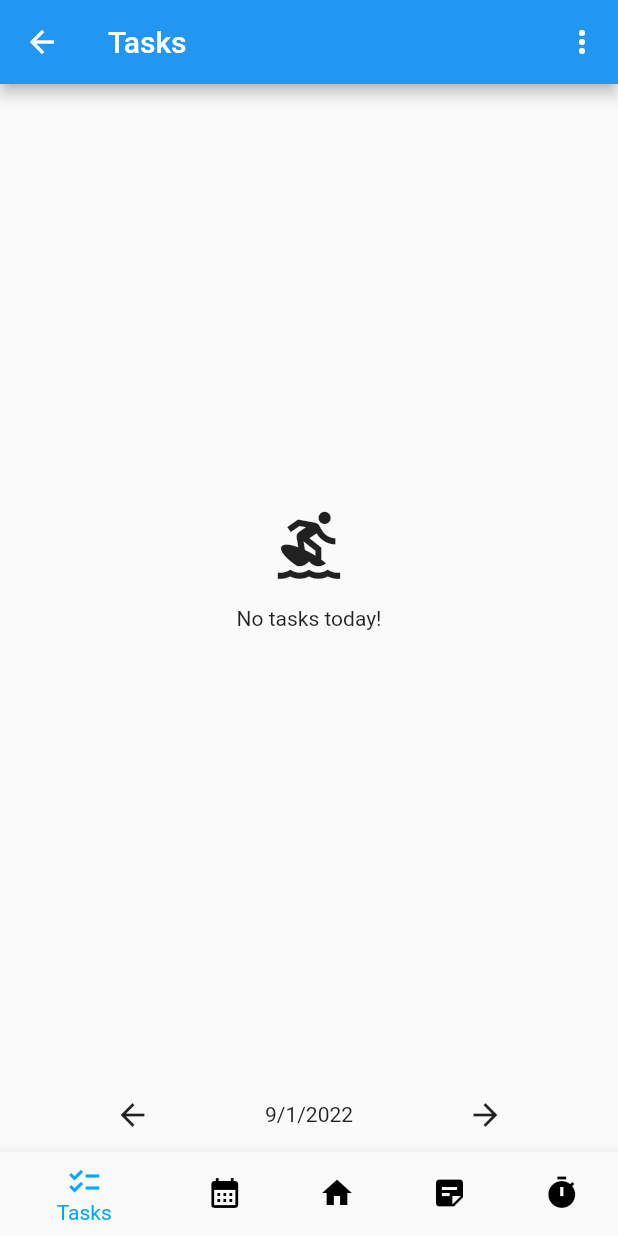
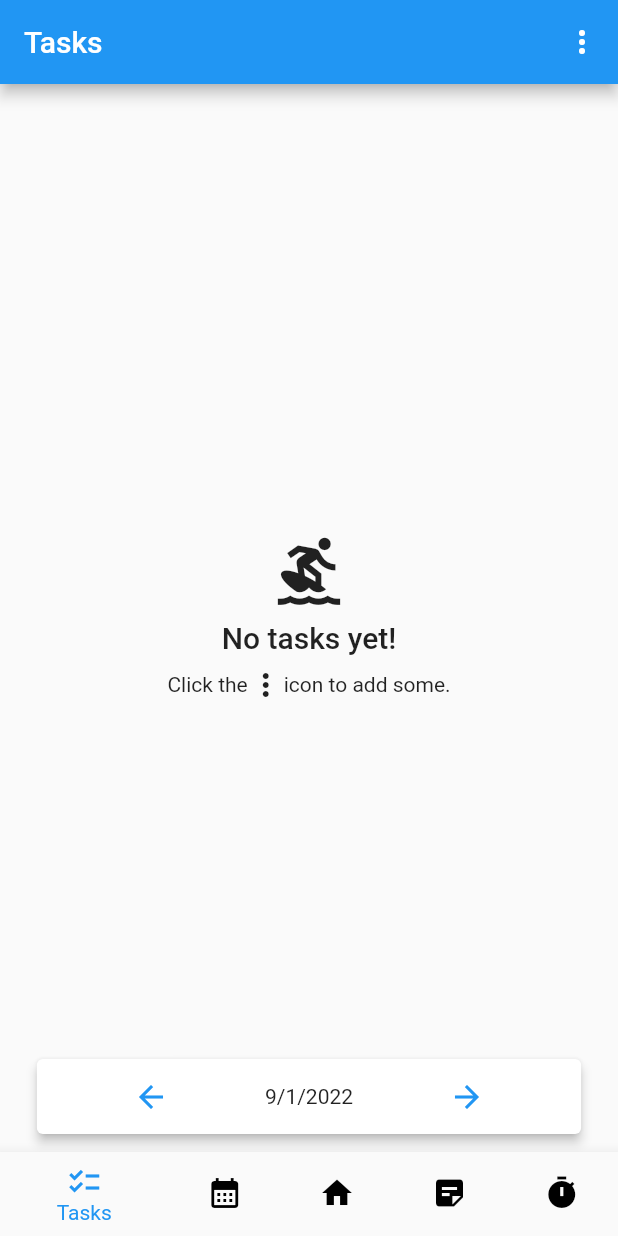
Before and after one commit to ClubiNew/Tempus, a Flutter app: the TasksScreen screen opened by its route, on a phone screen of 412 x 824 dp. Run offline on Flutter 3.47's test engine with Material 2 defaults, Android fonts, the phone set to English and light mode, and no system bars; our stand-ins replace cloud_firestore, firebase_auth, firebase_core, font_awesome_flutter, google_sign_in; missing offline and left inert: dart:html; accounts and stored records are empty.

Commit message:
styling improvements & bug fixes

```diff
--- a/lib/screens/tasks/tasks.dart
+++ b/lib/screens/tasks/tasks.dart
@@ -30,9 +30,12 @@ class _TasksScreenState extends State<TasksScreen> {
 
   @override
   Widget build(BuildContext context) {
+    ColorScheme colorScheme = Theme.of(context).colorScheme;
     return Scaffold(
       appBar: AppBar(
         title: const Text('Tasks'),
+        automaticallyImplyLeading: false,
+        centerTitle: false,
         actions: <Widget>[
           PopupMenuButton<MenuOption>(
             onSelected: (MenuOption option) {
@@ -88,9 +91,13 @@ class _TasksScreenState extends State<TasksScreen> {
           ),
         ],
       ),
-      body: Column(
-        children: [
-          Expanded(
+      body: SizedBox(
+        width: MediaQuery.of(context).size.width,
+        child: FloatingDateSelect(
+          onDateChanged: (date) => setState(() {
+            selectedDate = date;
+            tasksStream = tasksService.getTasks(date);
+          }),
           child: StreamBuilder<List<Task>>(
             stream: tasksStream,
             builder: (context, snapshot) => RequestBuilder<List<Task>>(
@@ -101,15 +108,32 @@ class _TasksScreenState extends State<TasksScreen> {
                 taskCount = tasks.length;
 
                 if (tasks.isEmpty) {
-                    return Column(
+                  return Center(
+                    child: Column(
                       mainAxisAlignment: MainAxisAlignment.center,
+                      crossAxisAlignment: CrossAxisAlignment.center,
+                      children: [
+                        const Padding(
+                          padding: EdgeInsets.all(8.0),
+                          child: Icon(Icons.surfing, size: 50),
+                        ),
+                        Text(
+                          'No tasks yet!',
+                          style: Theme.of(context).textTheme.headline6,
+                        ),
+                        Padding(
+                          padding: const EdgeInsets.all(8.0),
+                          child: Row(
+                            mainAxisSize: MainAxisSize.min,
                             children: const [
-                        Icon(Icons.surfing, size: 50),
-                        Padding(
-                          padding: EdgeInsets.all(16.0),
-                          child: Text("No tasks today!"),
+                              Text("Click the"),
+                              Icon(Icons.more_vert),
+                              Text("icon to add some."),
+                            ],
+                          ),
                         ),
                       ],
+                    ),
                   );
                 }
 
@@ -117,6 +141,8 @@ class _TasksScreenState extends State<TasksScreen> {
                   buildDefaultDragHandles: false,
                   onReorder: (int oldIndex, int newIndex) =>
                       tasksService.moveTask(tasks, oldIndex, newIndex),
+                  // add footer space to account for the date select
+                  footer: const SizedBox(height: 70),
                   children: tasks
                       .map(
                         (Task task) => TaskItem(
@@ -124,8 +150,7 @@ class _TasksScreenState extends State<TasksScreen> {
                           task: task,
                           showDeleteButton: showDeleteButtons,
                           onUpdate: () => tasksService.updateTask(task),
-                            onDelete: () =>
-                                tasksService.deleteTask(tasks, task),
+                          onDelete: () => tasksService.deleteTask(tasks, task),
                         ),
                       )
                       .toList(),
@@ -134,13 +159,6 @@ class _TasksScreenState extends State<TasksScreen> {
             ),
           ),
         ),
-          DateSelect(
-            onDateChanged: (date) => setState(() {
-              selectedDate = date;
-              tasksStream = tasksService.getTasks(date);
-            }),
-          ),
-        ],
       ),
       bottomNavigationBar: const Hero(
         tag: 'navbar',
--- a/lib/services/services.dart
+++ b/lib/services/services.dart
@@ -2,4 +2,3 @@ export 'auth.dart';
 export 'firestore/models.dart';
 export 'firestore/settings.dart';
 export 'firestore/tasks.dart';
-export 'theme.dart';
--- a/lib/services/theme.dart
+++ /dev/null
@@ -1,18 +0,0 @@
-import 'package:flutter/material.dart';
-import 'package:google_fonts/google_fonts.dart';
-// fontFamily: GoogleFonts.notoSans().fontFamily,
-
-ThemeData lightTheme = ThemeData.light();
-ThemeData darkTheme = ThemeData.dark();
-
-class ThemeService extends ChangeNotifier {
-  ThemeService(this._themeData);
-
-  ThemeData _themeData;
-  get getTheme => _themeData;
-
-  void setTheme(ThemeData theme) {
-    _themeData = theme;
-    notifyListeners();
-  }
-}
--- a/lib/shared/date.dart
+++ b/lib/shared/date.dart
@@ -24,14 +24,13 @@ class _DateSelectState extends State<DateSelect> {
   @override
   Widget build(BuildContext context) {
     return SizedBox(
-      width: MediaQuery.of(context).size.width,
       height: 50,
       child: Row(
         mainAxisAlignment: MainAxisAlignment.spaceEvenly,
         crossAxisAlignment: CrossAxisAlignment.center,
         children: [
-          IconButton(
-            icon: const Icon(Icons.arrow_back),
+          TextButton(
+            child: const Icon(Icons.arrow_back),
             onPressed: () {
               setDate(date.subtract(const Duration(days: 1)));
             },
@@ -40,8 +39,8 @@ class _DateSelectState extends State<DateSelect> {
             getDateString(date),
             textAlign: TextAlign.center,
           ),
-          IconButton(
-            icon: const Icon(Icons.arrow_forward),
+          TextButton(
+            child: const Icon(Icons.arrow_forward),
             onPressed: () {
               setDate(date.add(const Duration(days: 1)));
             },
@@ -51,3 +50,47 @@ class _DateSelectState extends State<DateSelect> {
     );
   }
 }
+
+class FloatingDateSelect extends StatelessWidget {
+  const FloatingDateSelect({
+    required this.onDateChanged,
+    required this.child,
+    this.elevation = 3,
+    this.width,
+    Key? key,
+  }) : super(key: key);
+
+  final void Function(DateTime date) onDateChanged;
+  final Widget child;
+  final double? width;
+  final double elevation;
+
+  @override
+  Widget build(BuildContext context) {
+    return Stack(
+      children: [
+        child,
+        Center(
+          child: Column(
+            mainAxisAlignment: MainAxisAlignment.end,
+            children: [
+              Container(
+                width: width ?? MediaQuery.of(context).size.width * 0.9,
+                constraints:
+                    width == null ? const BoxConstraints(maxWidth: 500) : null,
+                margin: const EdgeInsets.only(bottom: 8),
+                child: Card(
+                  elevation: elevation,
+                  clipBehavior: Clip.antiAlias,
+                  child: DateSelect(
+                    onDateChanged: onDateChanged,
+                  ),
+                ),
+              ),
+            ],
+          ),
+        ),
+      ],
+    );
+  }
+}
--- a/lib/shared/nav_bar.dart
+++ b/lib/shared/nav_bar.dart
@@ -10,7 +10,7 @@ class NavBar extends StatelessWidget {
     return BottomNavigationBarTheme(
       data: BottomNavigationBarThemeData(
         unselectedItemColor: colorScheme.inverseSurface,
-        selectedItemColor: Colors.lightBlue,
+        selectedItemColor: colorScheme.primary,
       ),
       child: BottomNavigationBar(
         currentIndex: currentIndex,
--- a/lib/shared/shared.dart
+++ b/lib/shared/shared.dart
@@ -1,3 +1,4 @@
 export 'date.dart';
 export 'loading.dart';
 export 'nav_bar.dart';
+export 'theme.dart';
--- /dev/null
+++ b/lib/shared/theme.dart
@@ -0,0 +1,28 @@
+import 'package:flutter/foundation.dart';
+import 'package:flutter/material.dart';
+import 'dart:html';
+
+// https://github.com/flutter/flutter/issues/93140
+String? fontFamily = kIsWeb && window.navigator.userAgent.contains('OS 15_')
+    ? '-apple-system'
+    : null;
+
+ThemeData lightTheme = ThemeData(
+  brightness: Brightness.light,
+  fontFamily: fontFamily,
+);
+
+ThemeData darkTheme = ThemeData(
+  brightness: Brightness.dark,
+  fontFamily: fontFamily,
+);
+
+class ThemeState extends ChangeNotifier {
+  ThemeState(this.activeTheme);
+  ThemeData activeTheme;
+
+  void setTheme(ThemeData theme) {
+    activeTheme = theme;
+    notifyListeners();
+  }
+}
--- a/pubspec.yaml
+++ b/pubspec.yaml
@@ -17,7 +17,6 @@ dependencies:
   google_sign_in: 5.3.3
   crypto: 3.0.1
   font_awesome_flutter: 10.1.0
-  google_fonts: 3.0.1
   provider: 6.0.3
   rxdart: 0.27.4
   json_annotation: 4.5.0
@@ -34,7 +33,5 @@ dev_dependencies:
 flutter:
   uses-material-design: true
 
-  # To add assets to your application, add an assets section, like this:
   # assets:
   #   - assets/
-  #   - assets/covers/
```
Also changed, not shown: lib/main.dart (+6 -4 lines), lib/screens/home/home.dart (+6 -3 lines), lib/screens/tasks/task_item.dart (+12 -8 lines), pubspec.lock, 1 other file. Lines whose indentation alone changed are shown as unchanged.
